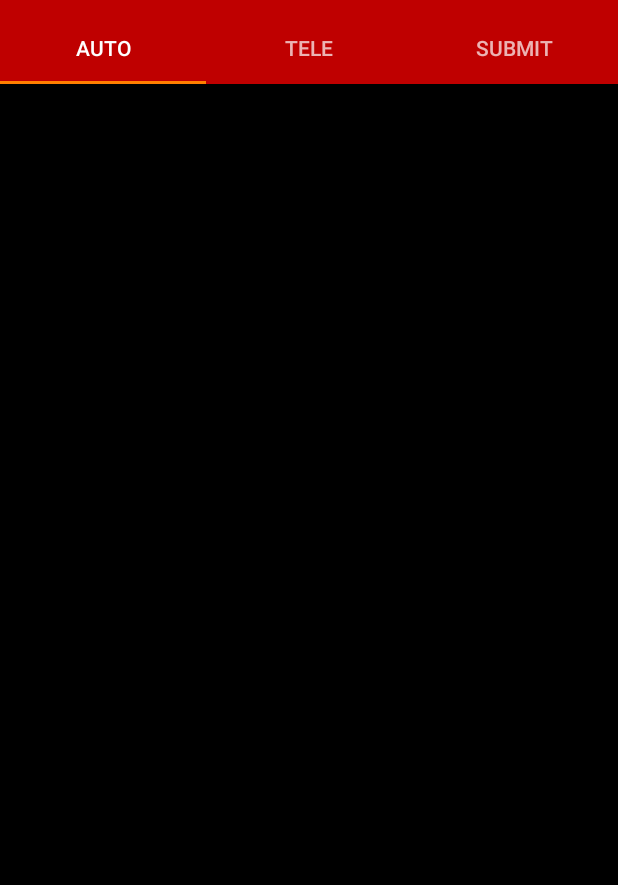
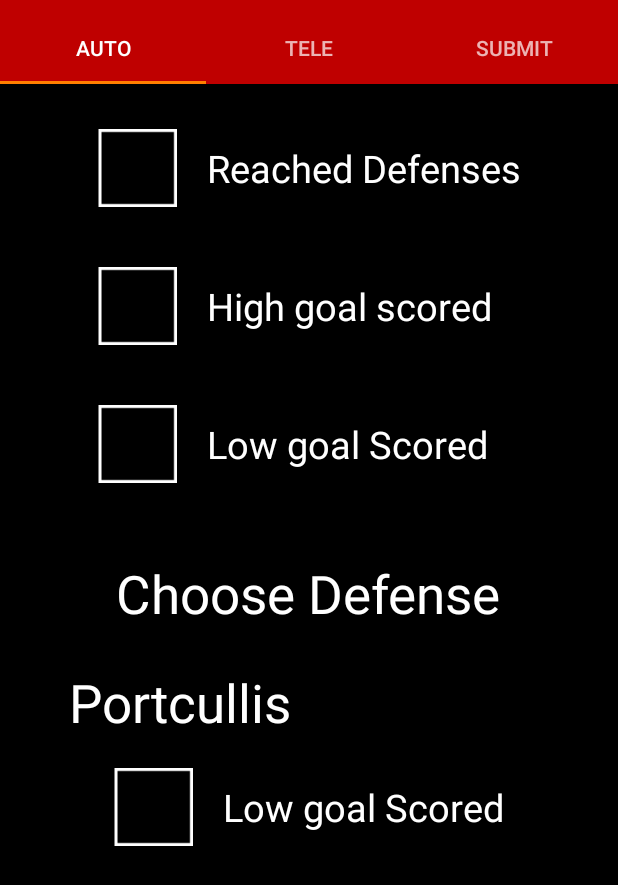
Before and after one commit to STORM-FTC-4390-7433/FRC-Scouting-2016-User, an Android app: the AutoFragment screen opened directly, with no data from a screen before it, on a phone screen of 412 x 824 dp. Shown: the top 885 px of the screen. Run offline under Robolectric (Android 15) with nearby library versions, the phone set to English and light mode, and no system bars.

Commit message:
Auto tabproto typed

```diff
--- /dev/null
+++ b/app/src/main/java/adapters/CustomArrayAdapter.java
@@ -0,0 +1,31 @@
+package adapters;
+
+import android.content.Context;
+import android.graphics.Color;
+import android.view.View;
+import android.view.ViewGroup;
+import android.widget.ArrayAdapter;
+import android.widget.TextView;
+
+import java.util.ArrayList;
+
+public class CustomArrayAdapter<T> extends ArrayAdapter<T> {
+    public CustomArrayAdapter(Context ctx, ArrayList<T> objects) {
+        super(ctx, android.R.layout.simple_dropdown_item_1line, objects);
+    }
+
+    //other constructors
+
+    @Override
+    public View getDropDownView(int position, View convertView, ViewGroup parent) {
+        View view = super.getView(position, convertView, parent);
+        TextView text = (TextView) view.findViewById(android.R.id.text1);
+        text.setBackgroundColor(Color.BLACK);
+        text.setTextColor(Color.WHITE);//choose your color :)
+
+
+        return view;
+
+    }
+
+}
--- a/app/src/main/java/fragments/AutoFragment.java
+++ b/app/src/main/java/fragments/AutoFragment.java
@@ -1,16 +1,24 @@
 package fragments;
 
 import android.content.Context;
-import android.net.Uri;
 import android.os.Bundle;
 import android.support.v4.app.Fragment;
 import android.view.LayoutInflater;
 import android.view.View;
 import android.view.ViewGroup;
+import android.widget.ArrayAdapter;
+import android.widget.CheckBox;
+import android.widget.Spinner;
 
 import org.lrhsd.storm.user16.R;
 
+import java.util.ArrayList;
+import java.util.Arrays;
+
+import adapters.CustomArrayAdapter;
+
 public class AutoFragment extends Fragment {
+    public static View view;
     public AutoFragment() {
         // Required empty public constructor
     }
@@ -20,8 +28,14 @@ public class AutoFragment extends Fragment {
     public View onCreateView(LayoutInflater inflater, ViewGroup container,
                              Bundle savedInstanceState) {
         // Inflate the layout for this fragment
-        return inflater.inflate(R.layout.fragment_auto, container, false);
+        view = inflater.inflate(R.layout.fragment_auto, container, false);
+        Spinner spinner = (Spinner)view.findViewById(R.id.spinAuto);
+        ArrayAdapter<CharSequence> adapt = ArrayAdapter.createFromResource(getActivity().getBaseContext(), R.array.defenses, R.layout.spinner_item);
+        adapt.setDropDownViewResource(R.layout.spinner_dropdown_item);
+        spinner.setAdapter(adapt);
+        return view;
     }
 
 
+
 }
--- a/app/src/main/java/fragments/SubmitFragment.java
+++ b/app/src/main/java/fragments/SubmitFragment.java
@@ -11,6 +11,7 @@ import android.view.ViewGroup;
 import org.lrhsd.storm.user16.R;
 
 public class SubmitFragment extends Fragment {
+    public static View view;
     public SubmitFragment() {
         // Required empty public constructor
     }
@@ -20,7 +21,8 @@ public class SubmitFragment extends Fragment {
     public View onCreateView(LayoutInflater inflater, ViewGroup container,
                              Bundle savedInstanceState) {
         // Inflate the layout for this fragment
-        return inflater.inflate(R.layout.fragment_submit, container, false);
+        view = inflater.inflate(R.layout.fragment_submit, container, false);
+        return view;
     }
 
 
--- a/app/src/main/java/fragments/TeleFragment.java
+++ b/app/src/main/java/fragments/TeleFragment.java
@@ -11,6 +11,7 @@ import android.view.ViewGroup;
 import org.lrhsd.storm.user16.R;
 
 public class TeleFragment extends Fragment {
+    public static View view;
     public TeleFragment() {
         // Required empty public constructor
     }
@@ -20,7 +21,8 @@ public class TeleFragment extends Fragment {
     public View onCreateView(LayoutInflater inflater, ViewGroup container,
                              Bundle savedInstanceState) {
         // Inflate the layout for this fragment
-        return inflater.inflate(R.layout.fragment_tele, container, false);
+        view = inflater.inflate(R.layout.fragment_tele, container, false);
+        return view;
     }
 
 
--- a/app/src/main/java/org/lrhsd/storm/user16/MatchActivity.java
+++ b/app/src/main/java/org/lrhsd/storm/user16/MatchActivity.java
@@ -2,25 +2,33 @@ package org.lrhsd.storm.user16;
 
 
 import android.support.design.widget.TabLayout;
+import android.support.v4.app.FragmentActivity;
 import android.support.v7.app.AppCompatActivity;
 import android.support.v7.widget.Toolbar;
 import android.support.v4.view.ViewPager;
 import android.os.Bundle;
 import android.view.Menu;
 import android.view.MenuItem;
+import android.view.View;
+import android.widget.CheckBox;
+import android.widget.Spinner;
+import android.widget.Toast;
+
+import java.util.ArrayList;
+import java.util.Arrays;
+
+import adapters.CustomArrayAdapter;
+import fragments.AutoFragment;
 import fragments.ViewPagerAdapter;
 
-public class MatchActivity extends AppCompatActivity {
+public class MatchActivity extends FragmentActivity {
 
     private ViewPagerAdapter mViewPagerAdapter;
-
     ViewPager mViewPager;
-
     @Override
     protected void onCreate(Bundle savedInstanceState) {
         super.onCreate(savedInstanceState);
         setContentView(R.layout.activity_match);
-        //For when data is passed
 
         // Create the adapter that will return a fragment for each of the three
         // primary sections of the activity.
@@ -33,11 +41,12 @@ public class MatchActivity extends AppCompatActivity {
         TabLayout tabs = (TabLayout)findViewById(R.id.tabs);
         tabs.setupWithViewPager(mViewPager);
 
-
-
     }
 
-
+    public void tester(View v){
+        CheckBox box = (CheckBox)AutoFragment.view.findViewById(R.id.chkAutoDef);
+        Toast.makeText(getApplicationContext(), String.valueOf(box.isChecked()), Toast.LENGTH_SHORT).show();
+    }
 
     @Override
     public boolean onCreateOptionsMenu(Menu menu) {
--- /dev/null
+++ b/app/src/main/res/drawable/box.xml
@@ -0,0 +1,7 @@
+<?xml version="1.0" encoding="utf-8"?>
+<selector xmlns:android="http://schemas.android.com/apk/res/android">
+    <item android:drawable="@drawable/chk" android:state_checked="true" android:state_focused="false"></item>
+    <item android:drawable="@drawable/chk" android:state_checked="true" android:state_focused="true"></item>
+    <item android:drawable="@drawable/unchk" android:state_checked="false" android:state_focused="false"></item>
+    <item android:drawable="@drawable/unchk" android:state_checked="false" android:state_focused="true"></item>
+</selector>
--- a/app/src/main/res/layout/fragment_auto.xml
+++ b/app/src/main/res/layout/fragment_auto.xml
@@ -1,7 +1,97 @@
-<FrameLayout xmlns:android="http://schemas.android.com/apk/res/android"
+<ScrollView
+    xmlns:android="http://schemas.android.com/apk/res/android"
     xmlns:tools="http://schemas.android.com/tools"
     android:layout_width="match_parent"
     android:layout_height="match_parent"
-    tools:context="fragments.AutoFragment"
+    android:fillViewport="true">
+    <LinearLayout
+        android:layout_width="fill_parent"
+        android:layout_height="fill_parent">
+    <RelativeLayout
+    android:layout_width="match_parent"
+    android:layout_height="match_parent"
     android:background="@android:color/black">
-</FrameLayout>
+
+
+    <CheckBox
+        android:layout_width="wrap_content"
+        android:layout_height="wrap_content"
+        android:text="Reached Defenses"
+        android:id="@+id/chkAutoDef"
+        android:textColor="#ffffff"
+        android:button="@drawable/box"
+        android:textSize="25sp"
+        android:paddingLeft="20dp"
+        android:layout_alignParentTop="true"
+        android:layout_centerHorizontal="true"
+        android:layout_marginBottom="40dp"
+        android:layout_marginTop="30dp" />
+
+    <CheckBox
+        android:layout_width="wrap_content"
+        android:layout_height="wrap_content"
+        android:text="High goal scored"
+        android:id="@+id/chkAutoHigh"
+        android:textColor="#ffffff"
+        android:button="@drawable/box"
+        android:textSize="25sp"
+        android:paddingLeft="20dp"
+        android:layout_below="@+id/chkAutoDef"
+        android:layout_alignLeft="@+id/chkAutoDef"
+        android:layout_alignStart="@+id/chkAutoDef"
+        android:layout_marginBottom="40dp" />
+
+    <TextView
+        android:layout_width="wrap_content"
+        android:layout_height="wrap_content"
+        android:textAppearance="?android:attr/textAppearanceLarge"
+        android:text="Choose Defense"
+        android:id="@+id/textView"
+        android:textColor="#ffffff"
+        android:textIsSelectable="false"
+        android:textSize="35sp"
+        android:layout_below="@+id/chkAutoLow"
+        android:layout_centerHorizontal="true"
+        android:layout_marginTop="20dp"
+        android:layout_marginBottom="25dp" />
+
+    <CheckBox
+        android:layout_width="wrap_content"
+        android:layout_height="wrap_content"
+        android:text="Low goal Scored"
+        android:id="@+id/chkAutoLow"
+        android:textColor="#ffffff"
+        android:button="@drawable/box"
+        android:textSize="25sp"
+        android:checked="false"
+        android:paddingLeft="20dp"
+        android:layout_below="@+id/chkAutoHigh"
+        android:layout_alignLeft="@+id/chkAutoHigh"
+        android:layout_alignStart="@+id/chkAutoHigh"
+        android:layout_marginBottom="30dp" />
+
+        <Spinner
+            android:layout_width="wrap_content"
+            android:layout_height="wrap_content"
+            android:id="@+id/spinAuto"
+            android:popupBackground="#000"
+            android:layout_below="@+id/textView"
+            android:layout_alignParentLeft="true"
+            android:layout_alignParentStart="true"
+            android:layout_marginBottom="20dp" />
+
+        <CheckBox
+            android:layout_width="wrap_content"
+            android:layout_height="wrap_content"
+            android:text="Low goal Scored"
+            android:id="@+id/chkAutoCross"
+            android:textColor="#ffffff"
+            android:button="@drawable/box"
+            android:textSize="25sp"
+            android:checked="false"
+            android:paddingLeft="20dp"
+            android:layout_below="@+id/spinAuto"
+            android:layout_centerHorizontal="true" />
+    </RelativeLayout>
+    </LinearLayout>
+</ScrollView>
--- a/app/src/main/res/layout/fragment_submit.xml
+++ b/app/src/main/res/layout/fragment_submit.xml
@@ -2,6 +2,5 @@
     xmlns:tools="http://schemas.android.com/tools"
     android:layout_width="match_parent"
     android:layout_height="match_parent"
-    tools:context="fragments.SubmitFragment"
     android:background="@android:color/black">
 </FrameLayout>
--- a/app/src/main/res/layout/fragment_tele.xml
+++ b/app/src/main/res/layout/fragment_tele.xml
@@ -1,8 +1,7 @@
-<FrameLayout xmlns:android="http://schemas.android.com/apk/res/android"
+<RelativeLayout xmlns:android="http://schemas.android.com/apk/res/android"
     xmlns:tools="http://schemas.android.com/tools"
     android:layout_width="match_parent"
     android:layout_height="match_parent"
-    tools:context="fragments.TeleFragment"
     android:background="@android:color/black">
 
-</FrameLayout>
+</RelativeLayout>
--- /dev/null
+++ b/app/src/main/res/layout/spinner_dropdown_item.xml
@@ -0,0 +1,11 @@
+<?xml version="1.0" encoding="utf-8"?>
+<CheckedTextView xmlns:android="http://schemas.android.com/apk/res/android"
+    android:id="@android:id/text1"
+    style="?android:attr/spinnerDropDownItemStyle"
+    android:singleLine="true"
+    android:textSize="35sp"
+    android:paddingTop="10dp"
+    android:layout_width="match_parent"
+    android:layout_height="wrap_content"
+    android:ellipsize="marquee"
+    android:textColor="#ffffff"/>
--- /dev/null
+++ b/app/src/main/res/layout/spinner_item.xml
@@ -0,0 +1,9 @@
+<?xml version="1.0" encoding="utf-8"?>
+<TextView xmlns:android="http://schemas.android.com/apk/res/android"
+    android:id="@android:id/text1"
+    android:layout_width="match_parent"
+    android:layout_height="wrap_content"
+    android:textSize="35sp"
+    android:background="@android:color/black"
+    android:textColor="#ffff"
+    android:gravity="center_horizontal"/>
--- a/app/src/main/res/values/strings.xml
+++ b/app/src/main/res/values/strings.xml
@@ -15,5 +15,16 @@
     <string name="action_settings">Settings</string>
     <string name="section_format">Hello World from section: %1$d</string>
     <string name="exit">Return to Main Screen</string>
+    <string-array name="defenses">
+        <item name="ptc">Portcullis</item>
+        <item name="cdf">Cheval de Frise</item>
+        <item name="rmp">Ramparts</item>
+        <item name="mt">Moat</item>
+        <item name="db">DrawBridge</item>
+        <item name="sp">Sally Port</item>
+        <item name="rw">Rock Wall</item>
+        <item name="rt">Rough Terrain</item>
+        <item name="lb">Low Bar</item>
+    </string-array>
 
 </resources>
--- a/app/src/main/res/values/styles.xml
+++ b/app/src/main/res/values/styles.xml
@@ -11,5 +11,24 @@
     <style name="AppTheme.AppBarOverlay" parent="ThemeOverlay.AppCompat.Dark.ActionBar" />
 
     <style name="AppTheme.PopupOverlay" parent="ThemeOverlay.AppCompat.Light" />
+    <style name="MyCustomTabLayout" parent="Widget.Design.TabLayout">
+        <item name="tabTextAppearance">@style/MyCustomTabText</item>
+        <item name="tabSelectedTextColor">@color/colorAccent</item>
+    </style>
 
+    <style name="MooTheme" parent="android:Theme">
+        <item name="android:spinnerItemStyle">@style/MooSpinnerItem</item>
+    </style>
+
+    <style name="MooSpinnerItem" parent="android:Widget.TextView.SpinnerItem">
+        <item name="android:textAppearance">@style/MooTextAppearanceSpinnerItem</item>
+    </style>
+
+    <style name="MooTextAppearanceSpinnerItem" parent="android:TextAppearance.Widget.TextView.SpinnerItem">
+        <item name="android:textColor">#FFF</item>
+    </style>
+    <style name="MyCustomTabText" parent="TextAppearance.AppCompat.Button">
+        <item name="android:textSize">14sp</item>
+        <item name="android:textColor">@color/white</item>
+    </style>
 </resources>
```
Also changed, not shown: app/src/main/java/fragments/ViewPagerAdapter.java (line endings or trailing spaces), app/src/main/res/drawable/arrow.png (added), app/src/main/res/drawable/chk.png (added), app/src/main/res/drawable/github.png, app/src/main/res/drawable/unchk.png (added).
